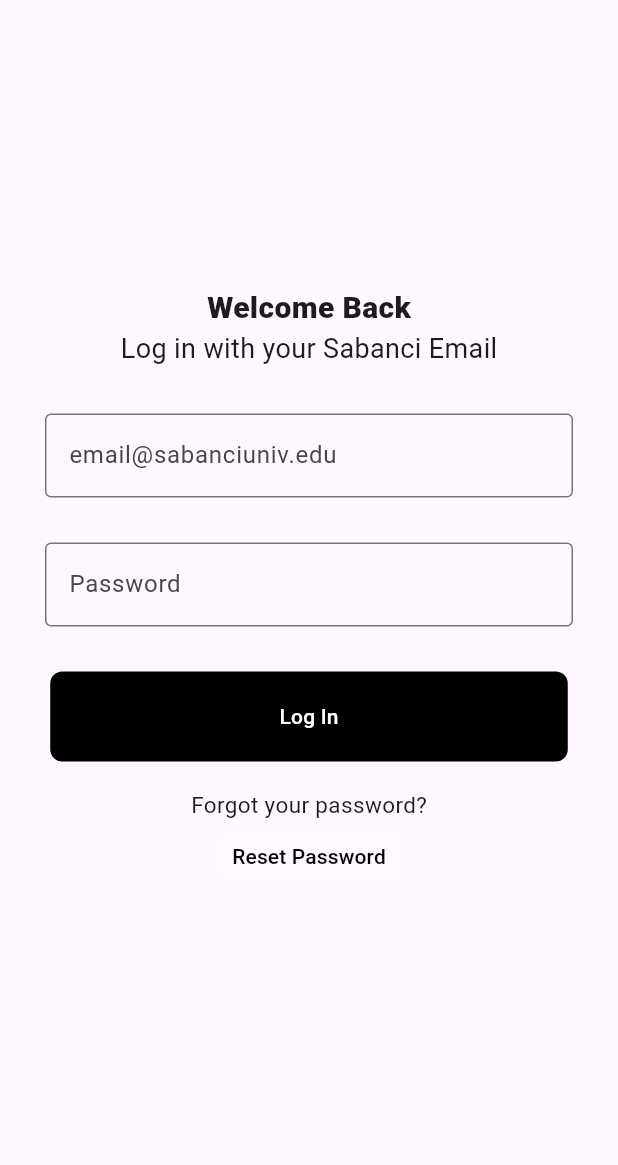
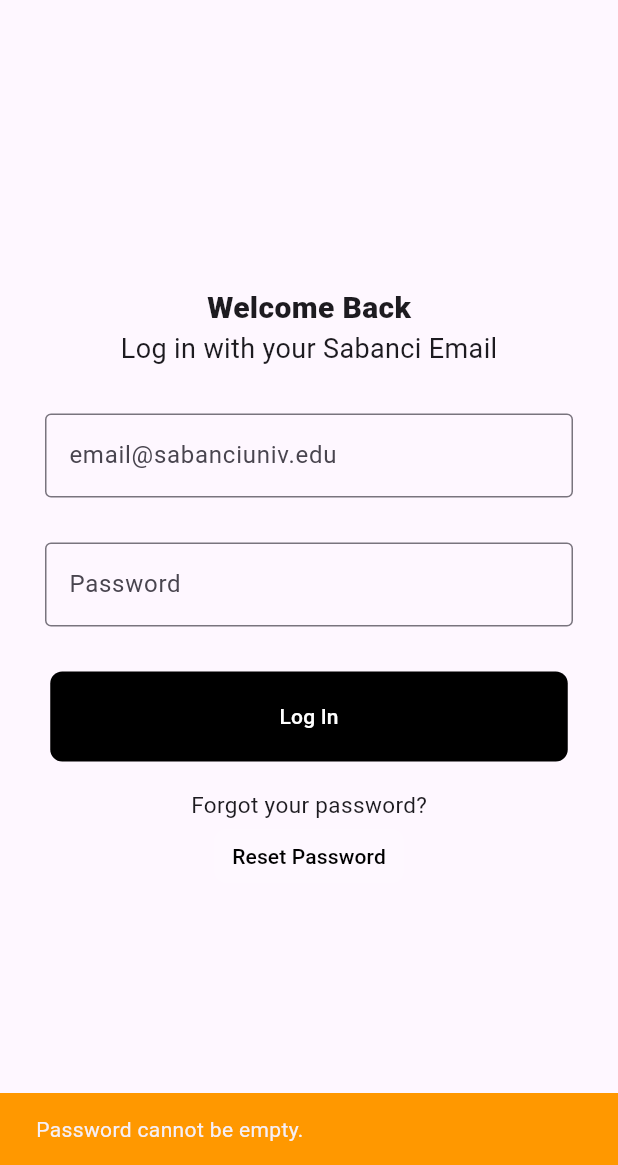
Before and after one commit to BoraComert/CS310_Group10, a Flutter app: the LoginClass screen opened directly, after a tap on "Log In", on a phone screen of 412 x 824 dp, the part 71-1236 px from its top. Run offline on Flutter 3.47's test engine with Material 3 defaults, Android fonts, the phone set to English and light mode, and no system bars.

Commit message:
Login page created, email validator added

```diff
--- a/lib/Login.dart
+++ b/lib/Login.dart
@@ -1,6 +1,7 @@
 import 'package:flutter/material.dart';
+import 'package:flutter_demo/Create_Event_Screen.dart';
 import 'package:flutter_demo/terms_policy.dart';
-import 'main_screen.dart'
+import 'main_screen.dart';
 
 class LoginClass extends StatefulWidget {
   const LoginClass({super.key});
@@ -10,6 +11,14 @@ class LoginClass extends StatefulWidget {
 }
 
 class _LoginClassState extends State<LoginClass> {
+  final TextEditingController emailController = TextEditingController();
+  final TextEditingController passwordController = TextEditingController();
+
+  bool email_checker(String entered_email) {
+    return entered_email.endsWith('@sabanciuniv.edu');
+  }
+
+  @override
   Widget build(BuildContext context) {
     return Scaffold(
       appBar: AppBar(
@@ -18,7 +27,9 @@ class _LoginClassState extends State<LoginClass> {
           style: TextStyle(fontSize: 30, fontWeight: FontWeight.bold),
         ),
       ),
-      body: Center(
+      body: Builder(
+        builder: (context) => Center(
+          child: SingleChildScrollView(
             child: Column(
               mainAxisAlignment: MainAxisAlignment.center,
               children: [
@@ -33,6 +44,7 @@ class _LoginClassState extends State<LoginClass> {
                 Padding(
                   padding: const EdgeInsets.all(30.0),
                   child: TextField(
+                    controller: emailController,
                     decoration: InputDecoration(
                       labelText: 'email@sabanciuniv.edu',
                       border: OutlineInputBorder(),
@@ -42,6 +54,7 @@ class _LoginClassState extends State<LoginClass> {
                 Padding(
                   padding: const EdgeInsets.only(left: 30.0, right: 30.0),
                   child: TextField(
+                    controller: passwordController,
                     obscureText: true,
                     decoration: InputDecoration(
                       labelText: 'Password',
@@ -52,7 +65,34 @@ class _LoginClassState extends State<LoginClass> {
                 SizedBox(height: 30),
                 TextButton(
                   onPressed: () {
-                // Add login logic here
+                    String email_user = emailController.text.trim();
+                    String password_user = passwordController.text;
+
+                    if (!email_checker(email_user) && password_user.isNotEmpty) {
+                      ScaffoldMessenger.of(context).showSnackBar(
+                        SnackBar(
+                          content: Text("Please use your Sabanci email address."),
+                          backgroundColor: Colors.red,
+                        ),
+                      );
+                      return;
+                    }
+
+                    if (!email_checker(email_user) && password_user.isEmpty) {
+                      ScaffoldMessenger.of(context).showSnackBar(
+                        SnackBar(
+                          content: Text("Password cannot be empty."),
+                          backgroundColor: Colors.orange,
+                        ),
+                      );
+                      return;
+                    }
+
+                    // Login successful
+                    Navigator.push(
+                      context,
+                      MaterialPageRoute(builder: (context) => CreateEventScreen()),
+                    );
                   },
                   style: TextButton.styleFrom(
                     minimumSize: Size(345, 60),
@@ -72,7 +112,7 @@ class _LoginClassState extends State<LoginClass> {
                 ),
                 TextButton(
                   onPressed: () {
-
+                    // reset logic buraya yazılabilir
                   },
                   style: TextButton.styleFrom(
                     minimumSize: Size(30, 20),
@@ -89,6 +129,8 @@ class _LoginClassState extends State<LoginClass> {
               ],
             ),
           ),
+        ),
+      ),
     );
   }
 }
--- a/lib/main.dart
+++ b/lib/main.dart
@@ -1,7 +1,5 @@
 import 'package:flutter/material.dart';
 import 'package:flutter_demo/home_page1.dart';
-import 'package:flutter_demo/register.dart';
-import 'package:flutter_demo/terms_policy.dart';
 
 void main() {
   runApp(const MyApp());
--- a/lib/terms_policy.dart
+++ b/lib/terms_policy.dart
@@ -30,7 +30,7 @@ class TermsPolicy extends StatelessWidget {
             padding: const EdgeInsets.all(15.0),
             child: Text(
               "By using this app, you agree to our Terms of Service and Privacy Policy. We respect your privacy and only collect the information necessary to provide and improve our services. Your data will never be shared with third parties without your consent. You can read the full Terms and Policy in the settings menu. If you have any questions, feel free to contact us.",
-              style: TextStyle(fontSize: 28),
+              style: TextStyle(fontSize: 20),
             ),
           ),
         ],
```
Lines whose indentation alone changed are shown as unchanged.
